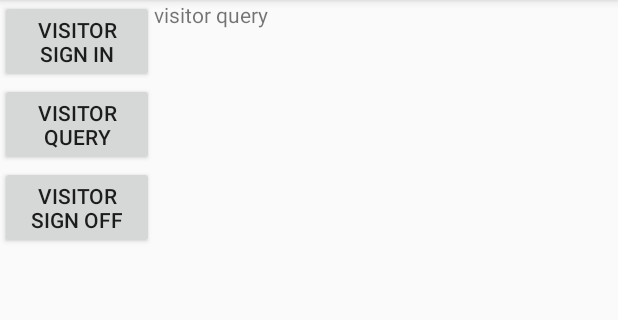
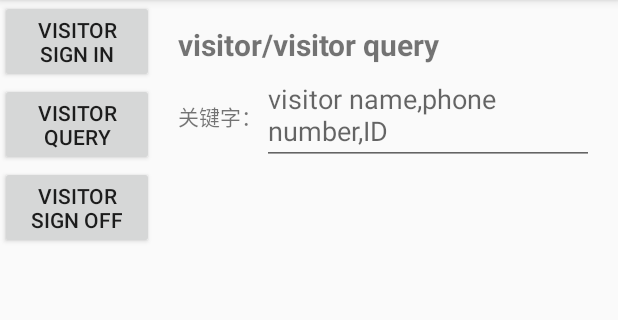
Before and after one commit to LuckySRCX/visitorRecord, an Android app: the screen it shows after launch (ManageActivity), after a tap on "VISITOR QUERY", on a phone screen of 412 x 824 dp, the part 84-404 px from its top. Run offline under Robolectric (Android 15) with nearby library versions, the phone set to English and light mode, and no system bars.

Commit message:
消息查询 加了点东西

```diff
--- a/app/src/main/java/net/jiaobaowang/visitor/manage/SignInFragment.java
+++ b/app/src/main/java/net/jiaobaowang/visitor/manage/SignInFragment.java
@@ -34,7 +34,6 @@ public class SignInFragment extends Fragment {
     @Override
     public void onCreate(Bundle savedInstanceState) {
         super.onCreate(savedInstanceState);
-
     }
 
     @Override
--- a/app/src/main/res/layout/fragment_sign_query.xml
+++ b/app/src/main/res/layout/fragment_sign_query.xml
@@ -1,12 +1,31 @@
-<FrameLayout xmlns:android="http://schemas.android.com/apk/res/android"
+<LinearLayout xmlns:android="http://schemas.android.com/apk/res/android"
     xmlns:tools="http://schemas.android.com/tools"
     android:layout_width="match_parent"
     android:layout_height="match_parent"
+    android:orientation="vertical"
+    android:padding="@dimen/default_padding"
     tools:context="net.jiaobaowang.visitor.manage.SignQueryFragment">
 
     <TextView
         android:layout_width="match_parent"
-        android:layout_height="match_parent"
-        android:text="@string/visitor_query" />
+        android:layout_height="wrap_content"
+        android:text="@string/sign_query_head"
+        android:textSize="@dimen/detail_page_title"
+        android:textStyle="bold"/>
+    <LinearLayout
+        android:layout_width="match_parent"
+        android:layout_height="wrap_content"
+        android:orientation="horizontal">
+        <TextView
+            android:layout_width="wrap_content"
+            android:layout_height="wrap_content"
+            android:text="关键字："/>
+        <EditText
+            android:layout_width="wrap_content"
+            android:layout_height="wrap_content"
+            android:hint="@string/keywords_hint"
+            />
 
-</FrameLayout>
+    </LinearLayout>
+
+</LinearLayout>
--- /dev/null
+++ b/app/src/main/res/values/dimens.xml
@@ -0,0 +1,6 @@
+<?xml version="1.0" encoding="utf-8"?>
+<resources>
+    <dimen name="detail_page_title">20sp</dimen>
+    <dimen name="default_padding">16dp</dimen>
+    <dimen name="default_margin">16dp</dimen>
+</resources>
--- /dev/null
+++ b/app/src/main/res/values/items.xml
@@ -0,0 +1,2 @@
+<?xml version="1.0" encoding="utf-8"?>
+<resources></resources>
--- a/app/src/main/res/values/strings.xml
+++ b/app/src/main/res/values/strings.xml
@@ -5,4 +5,7 @@
     <string name="visitor_signIn">visitor sign in</string>
     <string name="visitor_query">visitor query</string>
     <string name="visitor_signOff">visitor sign off</string>
+    <!--SignQueryFragment-->
+    <string name="sign_query_head">visitor/visitor query</string>
+    <string name="keywords_hint">visitor name,phone number,ID</string>
 </resources>
```
Also changed, not shown: 1 other file.
